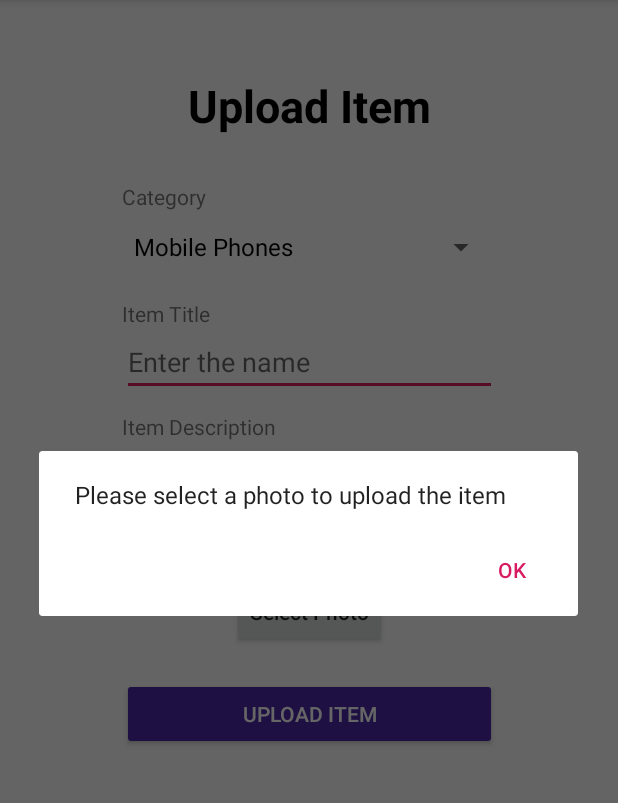
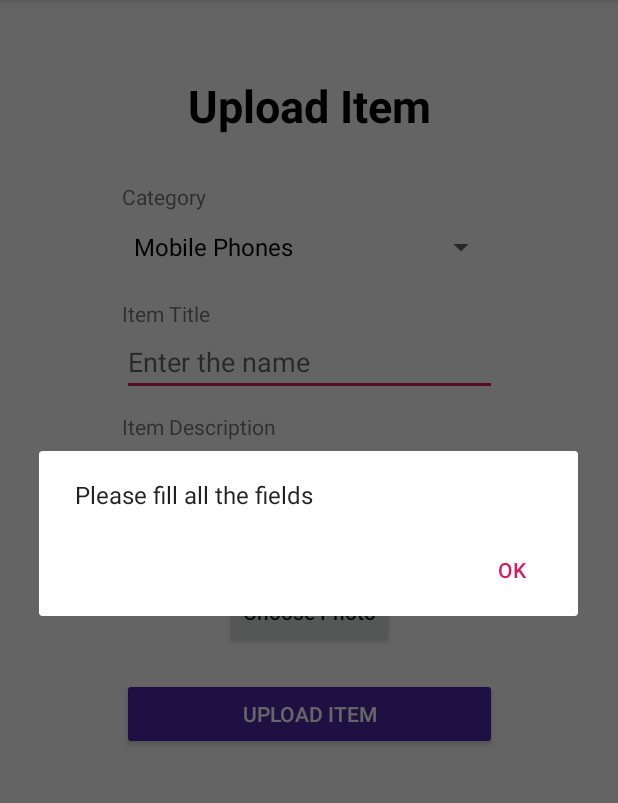
Before and after one commit to avinabaray/Old-Sold-Android-App, an Android app: the SellerLoggedIn screen opened directly, with no data from a screen before it, after a tap on "UPLOAD ITEM", on a phone screen of 412 x 824 dp, the part 84-887 px from its top. Run offline under Robolectric (Android 15) with nearby library versions, the phone set to English and light mode, and no system bars; our stand-ins replace Firebase (no records; nobody signed in at launch, a user with empty details on screens opened directly).

Commit message:
Minor Fixes

```diff
--- a/app/src/main/java/com/avinabaray/oldsold/SellerLoggedIn.java
+++ b/app/src/main/java/com/avinabaray/oldsold/SellerLoggedIn.java
@@ -133,6 +133,12 @@ public class SellerLoggedIn extends BaseActivity implements AdapterView.OnItemSe
 
         itemPhotoName = MainActivity.CURRENT_USER_ID + "_" + UUID.randomUUID().toString();
 
+        // Validating if all the fields are filled
+        if(itemTitle.isEmpty() || itemDesc.isEmpty()) {
+            commonMethods.createAlert(alertBuilder, "Please fill all the fields");
+            return;
+        }
+
         // Photo to be uploaded to Firebase Storage
         if(filePath != null)
         {
--- a/app/src/main/res/layout/activity_seller_logged_in.xml
+++ b/app/src/main/res/layout/activity_seller_logged_in.xml
@@ -72,7 +72,7 @@
             android:layout_height="wrap_content"
             android:layout_marginTop="20dp"
             android:onClick="selectPhoto"
-            android:text="Select Photo"
+            android:text="Choose Photo"
             android:textAllCaps="false"
             app:layout_constraintEnd_toEndOf="parent"
             app:layout_constraintStart_toStartOf="parent"
```
